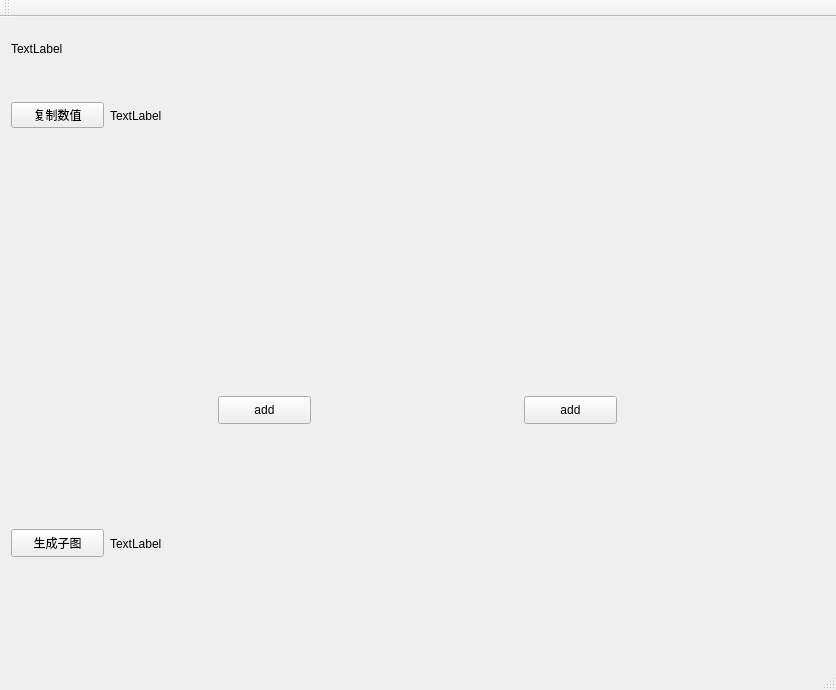
The window that GUI/CommunityDetectionGUI/mainwindow.ui (yalewoo/CommunityDetection) describes before a commit, drawn with Qt 5.
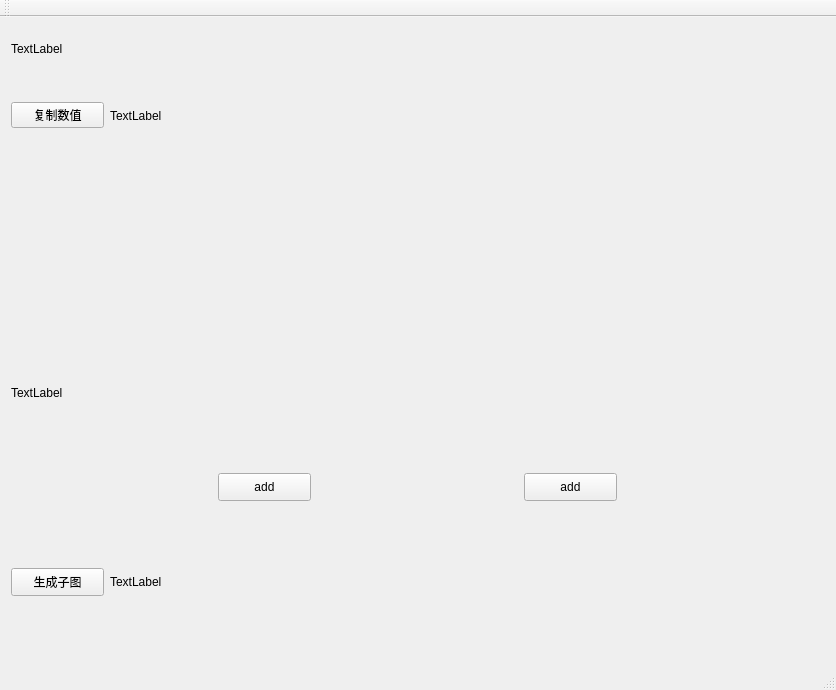
The same window after the commit. Custom widgets are drawn as their Qt base class.

What changed in the file:
```diff
--- a/GUI/CommunityDetectionGUI/mainwindow.ui
+++ b/GUI/CommunityDetectionGUI/mainwindow.ui
@@ -82,6 +82,13 @@
       </layout>
      </widget>
     </item>
+    <item>
+     <widget class="QLabel" name="community_info">
+      <property name="text">
+       <string>TextLabel</string>
+      </property>
+     </widget>
+    </item>
     <item>
      <layout class="QHBoxLayout" name="horizontalLayout_3">
       <item>
```
